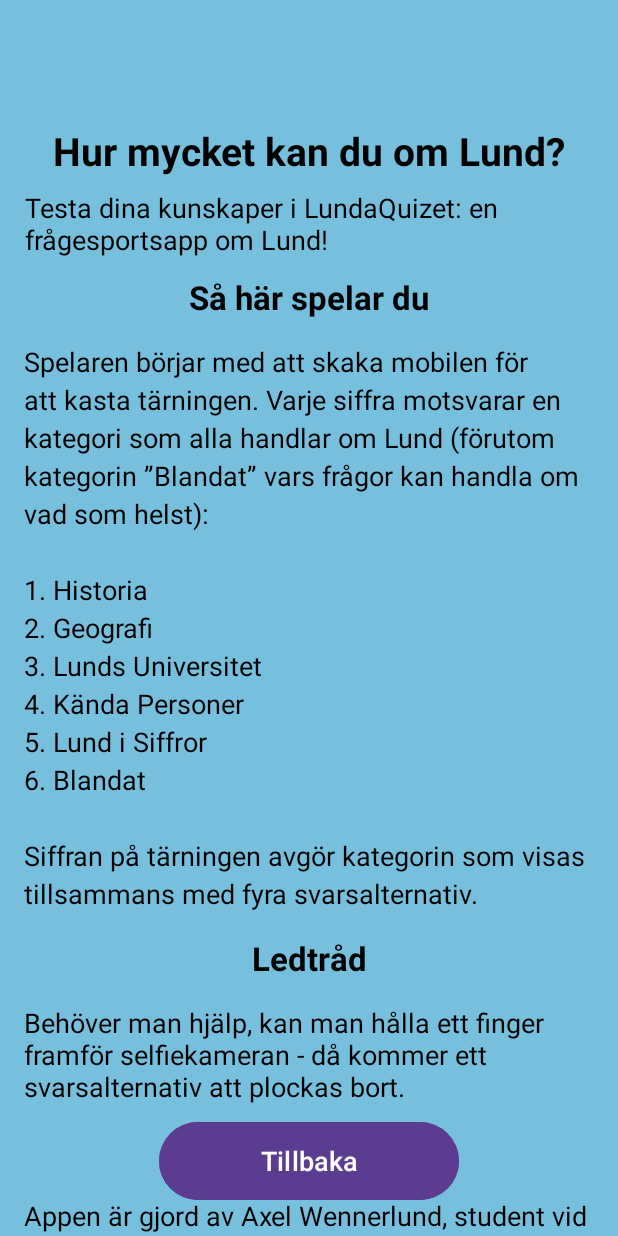
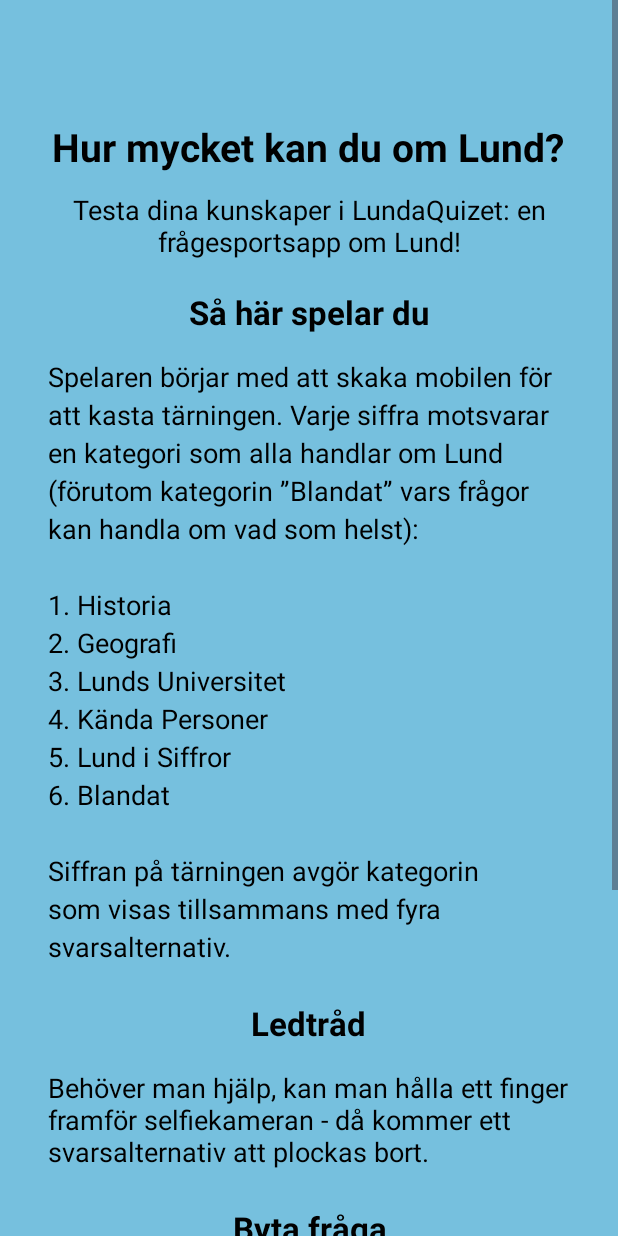
Before and after one commit to axelwennerlund/LundaQuizet, an Android app: the AboutActivity screen opened directly, with no data from a screen before it, on a phone screen of 412 x 824 dp. Run offline under Robolectric (Android 15) with nearby library versions, the phone set to English and light mode, and no system bars.

Commit message:
Improved xml-files with scrollable about page.

```diff
--- a/app/src/main/res/layout/activity_about.xml
+++ b/app/src/main/res/layout/activity_about.xml
@@ -1,19 +1,16 @@
-<?xml version="1.0" encoding="utf-8"?>
-<androidx.constraintlayout.widget.ConstraintLayout xmlns:android="http://schemas.android.com/apk/res/android"
-    xmlns:app="http://schemas.android.com/apk/res-auto"
-    xmlns:tools="http://schemas.android.com/tools"
-    android:id="@+id/main"
+<ScrollView
+    xmlns:android="http://schemas.android.com/apk/res/android"
     android:layout_width="match_parent"
     android:layout_height="match_parent"
-    android:background="#76c0de"
-    tools:context=".AboutActivity">
+    android:fillViewport="true"
+    android:fitsSystemWindows="true">
 
-    <androidx.constraintlayout.widget.Guideline
-        android:id="@+id/guideline"
-        android:layout_width="wrap_content"
+    <LinearLayout
+        android:layout_width="match_parent"
         android:layout_height="wrap_content"
-        android:orientation="horizontal"
-        app:layout_constraintGuide_percent="0.1" />
+        android:orientation="vertical"
+        android:padding="16dp"
+        android:background="#76c0de">
 
         <TextView
             android:id="@+id/textViewTitle"
@@ -23,22 +20,19 @@
             android:textColor="@android:color/black"
             android:textSize="26sp"
             android:textStyle="bold"
-        app:layout_constraintTop_toBottomOf="@id/guideline"
-        app:layout_constraintStart_toStartOf="parent"
-        app:layout_constraintEnd_toEndOf="parent" />
+            android:paddingTop="?attr/actionBarSize"
+            android:gravity="center"
+            android:layout_gravity="center_horizontal" />
 
         <TextView
             android:id="@+id/textViewDescription"
-        android:layout_width="379dp"
-        android:layout_height="65dp"
-        android:paddingTop="8dp"
-        android:paddingBottom="12dp"
+            android:layout_width="match_parent"
+            android:layout_height="wrap_content"
             android:text="Testa dina kunskaper i LundaQuizet: en frågesportsapp om Lund!"
             android:textColor="@android:color/black"
             android:textSize="18sp"
-        app:layout_constraintEnd_toEndOf="parent"
-        app:layout_constraintStart_toStartOf="parent"
-        app:layout_constraintTop_toBottomOf="@id/textViewTitle" />
+            android:paddingVertical="12dp"
+            android:textAlignment="center" />
 
         <TextView
             android:id="@+id/textViewHowToPlayTitle"
@@ -48,22 +42,19 @@
             android:textColor="@android:color/black"
             android:textSize="22sp"
             android:textStyle="bold"
-        app:layout_constraintTop_toBottomOf="@id/textViewDescription"
-        app:layout_constraintStart_toStartOf="parent"
-        app:layout_constraintEnd_toEndOf="parent" />
+            android:paddingTop="8dp"
+            android:gravity="center"
+            android:layout_gravity="center_horizontal" />
 
         <TextView
             android:id="@+id/textViewHowToPlay"
-        android:layout_width="0dp"
+            android:layout_width="match_parent"
             android:layout_height="wrap_content"
             android:text="Spelaren börjar med att skaka mobilen för att kasta tärningen. Varje siffra motsvarar en kategori som alla handlar om Lund (förutom kategorin ”Blandat” vars frågor kan handla om vad som helst):\n\n1. Historia\n2. Geografi\n3. Lunds Universitet\n4. Kända Personer\n5. Lund i Siffror\n6. Blandat\n\nSiffran på tärningen avgör kategorin som visas tillsammans med fyra svarsalternativ."
             android:textColor="@android:color/black"
             android:textSize="18sp"
             android:padding="16dp"
-        android:lineSpacingExtra="4dp"
-        app:layout_constraintTop_toBottomOf="@id/textViewHowToPlayTitle"
-        app:layout_constraintStart_toStartOf="parent"
-        app:layout_constraintEnd_toEndOf="parent" />
+            android:lineSpacingExtra="4dp" />
 
         <TextView
             android:id="@+id/textViewHintTitle"
@@ -73,21 +64,39 @@
             android:textColor="@android:color/black"
             android:textSize="22sp"
             android:textStyle="bold"
-        app:layout_constraintTop_toBottomOf="@id/textViewHowToPlay"
-        app:layout_constraintStart_toStartOf="parent"
-        app:layout_constraintEnd_toEndOf="parent" />
+            android:paddingTop="8dp"
+            android:gravity="center"
+            android:layout_gravity="center_horizontal" />
 
         <TextView
             android:id="@+id/textViewHint"
-        android:layout_width="0dp"
+            android:layout_width="match_parent"
             android:layout_height="wrap_content"
             android:text="Behöver man hjälp, kan man hålla ett finger framför selfiekameran - då kommer ett svarsalternativ att plockas bort."
             android:textColor="@android:color/black"
             android:textSize="18sp"
-        android:padding="16dp"
-        app:layout_constraintTop_toBottomOf="@id/textViewHintTitle"
-        app:layout_constraintStart_toStartOf="parent"
-        app:layout_constraintEnd_toEndOf="parent" />
+            android:padding="16dp" />
+
+        <TextView
+            android:id="@+id/textChangeQuestionTitle"
+            android:layout_width="wrap_content"
+            android:layout_height="wrap_content"
+            android:text="Byta fråga"
+            android:textColor="@android:color/black"
+            android:textSize="22sp"
+            android:textStyle="bold"
+            android:paddingTop="8dp"
+            android:gravity="center"
+            android:layout_gravity="center_horizontal" />
+
+        <TextView
+            android:id="@+id/textChangeQuestion"
+            android:layout_width="match_parent"
+            android:layout_height="wrap_content"
+            android:text="Om frågan känns alldeles för svår kan du få en ny inom samma kategori genom att vända mobilen så att skärmen är nedåt."
+            android:textColor="@android:color/black"
+            android:textSize="18sp"
+            android:padding="16dp" />
 
         <TextView
             android:id="@+id/textViewAboutMeTitle"
@@ -97,21 +106,18 @@
             android:textColor="@android:color/black"
             android:textSize="22sp"
             android:textStyle="bold"
-        app:layout_constraintTop_toBottomOf="@id/textViewHint"
-        app:layout_constraintStart_toStartOf="parent"
-        app:layout_constraintEnd_toEndOf="parent" />
+            android:paddingTop="8dp"
+            android:gravity="center"
+            android:layout_gravity="center_horizontal" />
 
         <TextView
             android:id="@+id/textViewAboutMe"
-        android:layout_width="0dp"
+            android:layout_width="match_parent"
             android:layout_height="wrap_content"
             android:text="Appen är gjord av Axel Wennerlund, student vid LTH."
             android:textColor="@android:color/black"
             android:textSize="18sp"
-        android:padding="16dp"
-        app:layout_constraintTop_toBottomOf="@id/textViewAboutMeTitle"
-        app:layout_constraintStart_toStartOf="parent"
-        app:layout_constraintEnd_toEndOf="parent" />
+            android:padding="16dp" />
 
         <Button
             android:id="@+id/buttonBack"
@@ -122,8 +128,7 @@
             android:textColor="@android:color/white"
             android:textSize="18sp"
             android:layout_marginBottom="20dp"
-        app:layout_constraintBottom_toBottomOf="parent"
-        app:layout_constraintStart_toStartOf="parent"
-        app:layout_constraintEnd_toEndOf="parent" />
+            android:layout_gravity="center_horizontal" />
 
-</androidx.constraintlayout.widget.ConstraintLayout>
+    </LinearLayout>
+</ScrollView>
--- a/app/src/main/res/layout/activity_game.xml
+++ b/app/src/main/res/layout/activity_game.xml
@@ -7,6 +7,7 @@
     android:layout_width="match_parent"
     android:layout_height="match_parent"
     android:background="@color/background_color"
+    android:fitsSystemWindows="true"
     tools:context=".GameActivity">
 
     <TextView
@@ -14,6 +15,7 @@
         android:layout_width="wrap_content"
         android:layout_height="wrap_content"
         android:padding="16dp"
+        android:paddingTop="?attr/actionBarSize"
         android:text="LundaQuizet"
         android:textSize="26sp"
         android:textStyle="bold"
```
Lines whose indentation alone changed are shown as unchanged.
